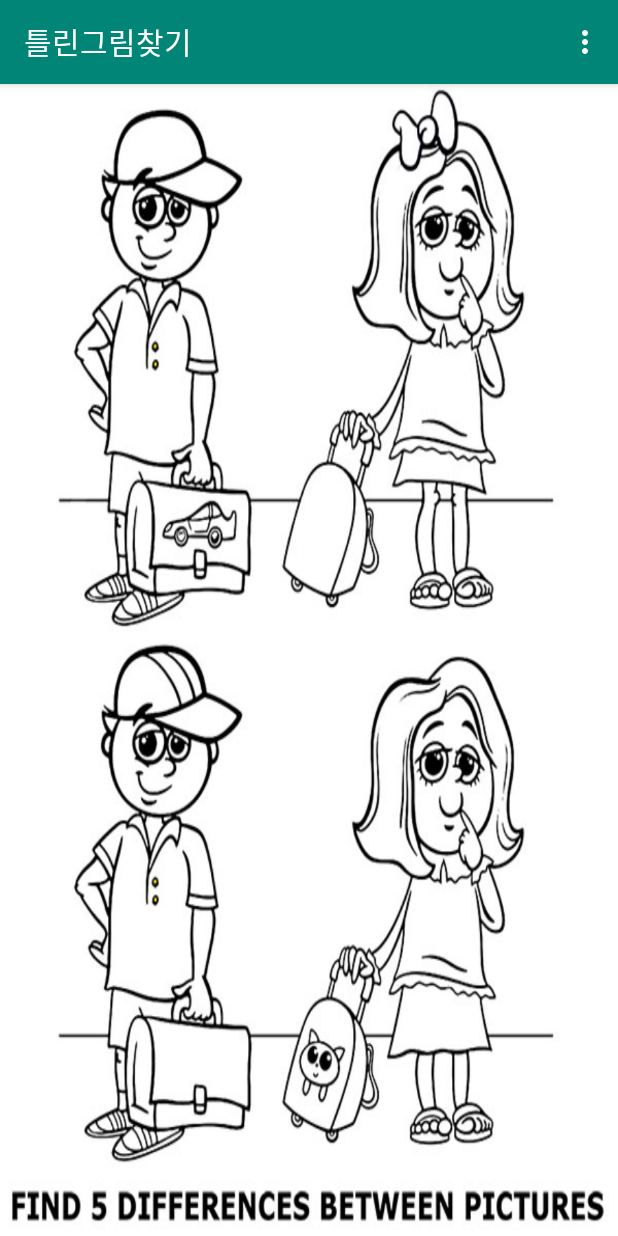
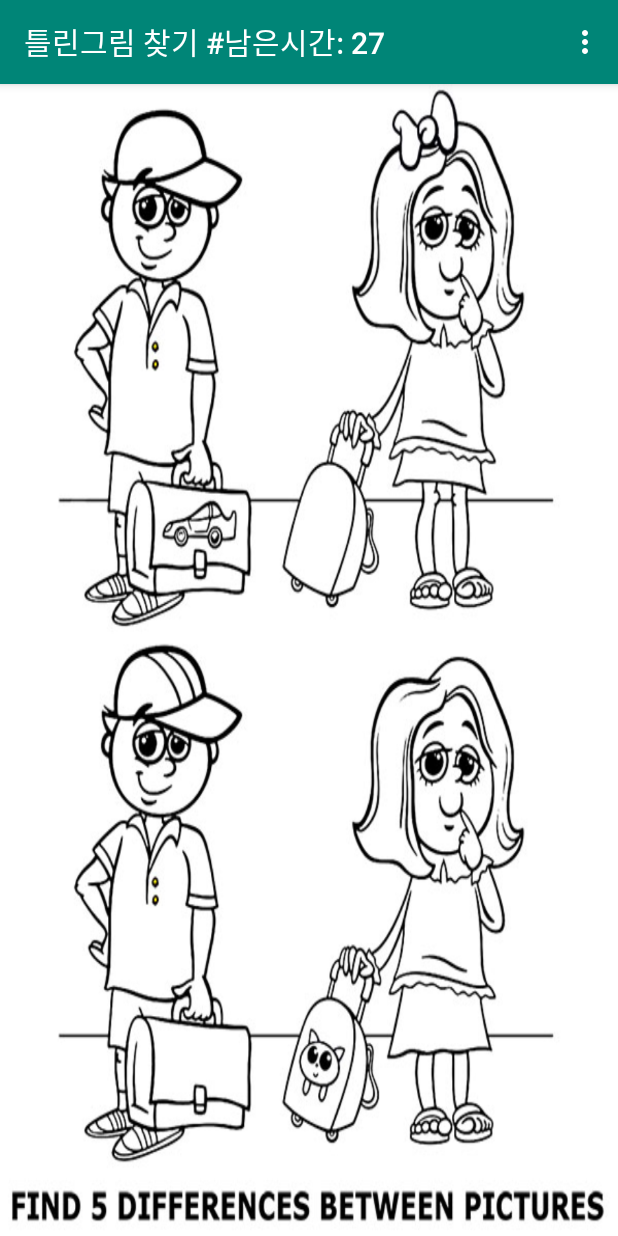
Before and after one commit to goodbyebada/OSSWProject, an Android app: the level1_1 screen opened directly, with no data from a screen before it, on a phone screen of 412 x 824 dp. Run offline under Robolectric (Android 15) with nearby library versions, the phone set to English and light mode, and no system bars.

Commit message:
타이머 기능 추가, level 3는 merge x 상태

```diff
--- a/FindDifference-android-master(ver0.5)/FindDifference-android-master(ver0.3)/FindDifference-android-master/app/build.gradle
+++ b/FindDifference-android-master(ver0.5)/FindDifference-android-master(ver0.3)/FindDifference-android-master/app/build.gradle
@@ -42,4 +42,6 @@ dependencies {
     testImplementation 'junit:junit:4.12'
     androidTestImplementation 'com.android.support.test:runner:1.0.2'
     androidTestImplementation 'com.android.support.test.espresso:espresso-core:3.0.2'
+
+    compile 'pl.kitek:timertextview:0.0.2'
 }
--- a/FindDifference-android-master(ver0.5)/FindDifference-android-master(ver0.3)/FindDifference-android-master/app/src/main/java/com/example/project/MainActivity.java
+++ b/FindDifference-android-master(ver0.5)/FindDifference-android-master(ver0.3)/FindDifference-android-master/app/src/main/java/com/example/project/MainActivity.java
@@ -29,6 +29,7 @@ import android.view.MenuItem;
 import android.view.MotionEvent;
 import android.view.View;
 import android.view.ViewGroup;
+import android.view.WindowManager;
 import android.widget.Button;
 import android.widget.EditText;
 import android.widget.ImageView;
@@ -45,6 +46,7 @@ public class MainActivity extends AppCompatActivity {
     @Override
     protected void onCreate(Bundle savedInstanceState) {
         super.onCreate(savedInstanceState);
+
         setContentView(R.layout.startpage_login);//첫번째 시작화면 띄워주기
         id_input = findViewById(R.id.signID);
         Button id = (Button) findViewById(R.id.loginbutton);//아이디 버튼 생성
--- a/FindDifference-android-master(ver0.5)/FindDifference-android-master(ver0.3)/FindDifference-android-master/app/src/main/java/com/example/project/level1_1.java
+++ b/FindDifference-android-master(ver0.5)/FindDifference-android-master(ver0.3)/FindDifference-android-master/app/src/main/java/com/example/project/level1_1.java
@@ -24,12 +24,18 @@ import android.widget.Toast;
 
 import androidx.appcompat.app.AppCompatActivity;
 
+import java.util.Timer;
+import java.util.TimerTask;
+
 public class level1_1 extends AppCompatActivity {
     protected int width, height;
     protected int x,y;
     private String userid;
 
 
+    int time = 30;
+    Timer timer;
+    Context mContext;
 
     protected class MyView extends View {
         int j=0;
@@ -168,6 +174,7 @@ public class level1_1 extends AppCompatActivity {
                         intent.putExtra("totalcntCrt",totalcntCrt);
                         intent.putExtra("totalcntWrg",totalcntWrg);
                         intent.putExtra("userid",userid);
+                        intent.putExtra("time", time);
                         startActivity(intent);
                     }
                     if(cntCrt+cntWrg>=30){
@@ -191,10 +198,37 @@ public class level1_1 extends AppCompatActivity {
     @Override
     protected void onCreate(Bundle savedInstanceState) {
         super.onCreate(savedInstanceState);
+        mContext = this;
         Intent intent = getIntent();
         userid = intent.getStringExtra("userid");
         MyView w = new MyView(this);
         setContentView(w);
+
+
+        TimerTask tt = new TimerTask() {
+            @Override
+            public void run() {
+                time--;
+                runOnUiThread(new Runnable() {
+                    @Override
+                    public void run() {
+                        setTitle("틀린그림 찾기 #남은시간: "+time);
+                    }
+                });
+                if(time <= 0){
+                    runOnUiThread(new Runnable() {
+                        @Override
+                        public void run() {
+                            setTitle("틀린그림 찾기");
+                            Toast.makeText(mContext,"시간 끝!", Toast.LENGTH_SHORT).show();
+                            timer.cancel();
+                        }
+                    });
+                }
+            }
+        };
+        timer = new Timer();
+        timer.schedule(tt,0,1000L);
     }
 
     //옵션메뉴
--- a/FindDifference-android-master(ver0.5)/FindDifference-android-master(ver0.3)/FindDifference-android-master/build.gradle
+++ b/FindDifference-android-master(ver0.5)/FindDifference-android-master(ver0.3)/FindDifference-android-master/build.gradle
@@ -4,7 +4,6 @@ buildscript {
     repositories {
         google()
         jcenter()
-
     }
     dependencies {
         classpath 'com.android.tools.build:gradle:3.4.1'
@@ -17,7 +16,6 @@ allprojects {
     repositories {
         google()
         jcenter()
-
     }
 }
 
```
Also changed, not shown: FindDifference-android-master(ver0.5)/FindDifference-android-master(ver0.3)/FindDifference-android-master/app/src/main/java/com/example/project/level1_2.java (+35 -0 lines), FindDifference-android-master(ver0.5)/FindDifference-android-master(ver0.3)/FindDifference-android-master/app/src/main/java/com/example/project/level2.java (+51 -7 lines), FindDifference-android-master(ver0.5)/FindDifference-android-master(ver0.3)/FindDifference-android-master/app/src/main/res/layout/floating_timer_layout.xml (added, +16 -0 lines).
